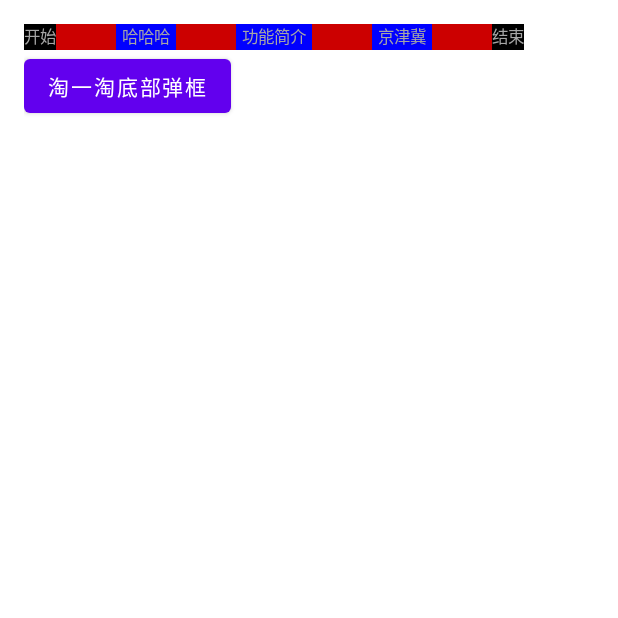
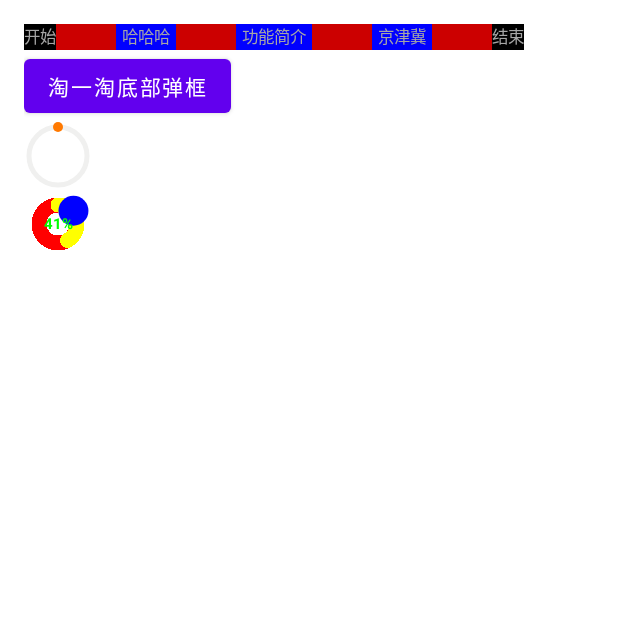
Before and after one commit to bubian/FastUi, an Android app: the screen it shows after launch (MainActivity), on a phone screen of 412 x 824 dp, the top half of it. Run offline under Robolectric (Android 15) with nearby library versions, the phone set to English and light mode, and no system bars.

Commit message:
[Feat:master]:环形进度

```diff
--- /dev/null
+++ b/CommonUi/src/main/java/com/pds/fast/ui/common/progress/FastRingProgress.kt
@@ -0,0 +1,152 @@
+package com.pds.fast.ui.common.progress
+
+import android.content.Context
+import android.graphics.*
+import android.util.AttributeSet
+import android.view.View
+import com.pds.fast.ui.common.R
+import kotlin.math.cos
+import kotlin.math.sin
+
+class FastRingProgress @JvmOverloads constructor(
+    context: Context, attrs: AttributeSet? = null, defStyleAttr: Int = 0
+) : View(context, attrs, defStyleAttr) {
+
+    private var bgColor = Color.TRANSPARENT
+    private var ringGradientColor: IntArray
+    private var nodeColor = Color.RED
+    private var nodeRadius = 0
+    private var strokeWidth = 0
+    private var progress = 0F
+    private var startPosition = 0
+    private val bgPaint = Paint(Paint.ANTI_ALIAS_FLAG)
+    private val progressPaint = Paint(Paint.ANTI_ALIAS_FLAG)
+    private val nodePaint = Paint(Paint.ANTI_ALIAS_FLAG)
+    private var progressGradient: SweepGradient
+    private val customMatrix = Matrix()
+    private val rectF = RectF()
+    private var wh = 0f
+
+    companion object {
+        private const val LEFT = 0
+        private const val RIGHT = 1
+        private const val TOP = 2
+        private const val BOTTOM = 3
+    }
+
+    private fun isTransparent(color: Int): Boolean {
+        return color == Color.TRANSPARENT;
+    }
+
+    init {
+        val typedArray = context.obtainStyledAttributes(attrs, R.styleable.FastRingProgress, 0, 0)
+        startPosition =
+            typedArray.getInt(R.styleable.FastRingProgress_frp_startPosition, LEFT)
+
+        nodeRadius =
+            typedArray.getDimensionPixelSize(R.styleable.FastRingProgress_frp_nodeRadius, 0)
+        strokeWidth =
+            typedArray.getDimensionPixelSize(R.styleable.FastRingProgress_frp_strokeWidth, 0)
+
+        bgColor = typedArray.getColor(R.styleable.FastRingProgress_frp_bgColor, Color.TRANSPARENT)
+        nodeColor =
+            typedArray.getColor(R.styleable.FastRingProgress_frp_nodeColor, Color.TRANSPARENT)
+        val startColor =
+            typedArray.getColor(R.styleable.FastRingProgress_frp_startColor, Color.TRANSPARENT)
+        val middleColor =
+            typedArray.getColor(R.styleable.FastRingProgress_frp_middleColor, Color.TRANSPARENT)
+        val endColor =
+            typedArray.getColor(R.styleable.FastRingProgress_frp_endColor, Color.TRANSPARENT)
+
+        typedArray.recycle()
+
+        val gradientColor = arrayListOf<Int>()
+        if (!isTransparent(startColor)) gradientColor.add(startColor)
+        if (!isTransparent(middleColor)) gradientColor.add(middleColor)
+        if (!isTransparent(endColor)) gradientColor.add(endColor)
+        ringGradientColor = gradientColor.toIntArray()
+
+        wh = dip2px(45f)
+
+        bgPaint.color = bgColor
+        bgPaint.style = Paint.Style.STROKE
+        bgPaint.strokeWidth = strokeWidth.toFloat()
+
+        nodePaint.color = nodeColor
+        nodePaint.strokeWidth = (2 * nodeRadius).toFloat()
+        nodePaint.strokeCap = Paint.Cap.ROUND
+
+        progressGradient = SweepGradient(wh / 2, wh / 2, ringGradientColor, null)
+
+        customMatrix.setRotate(265f, wh / 2, wh / 2)
+        progressGradient.setLocalMatrix(customMatrix)
+
+        progressPaint.shader = progressGradient
+        progressPaint.style = Paint.Style.STROKE
+        progressPaint.strokeCap = Paint.Cap.ROUND
+        progressPaint.strokeWidth = strokeWidth.toFloat()
+
+        rectF.set(
+            nodeRadius.toFloat(),
+            nodeRadius.toFloat(),
+            wh - nodeRadius.toFloat(),
+            wh - nodeRadius.toFloat()
+        )
+    }
+
+    fun setProgress(progress: Float) {
+        this.progress = progress
+    }
+
+    override fun onDraw(canvas: Canvas) {
+        val radius: Int = width / 2 - nodeRadius
+        val progressAngle = progress * 360
+
+        var nodeX = 0f
+        var nodeY = 0f
+
+        if (progressAngle < 90) {
+            val angle = Math.PI / 180.toDouble() * (90 - progressAngle)
+            val v = sin(angle).toFloat() * radius
+            val v1 = cos(angle).toFloat() * radius
+            nodeX = width / 2 + v1
+            nodeY = height / 2 - v
+
+        } else if (progressAngle == 90f) {
+            nodeX = (width / 2 + radius).toFloat()
+            nodeY = (height / 2).toFloat()
+        } else if (progressAngle > 90 && progressAngle < 180) {
+            val angle = (Math.PI / 180.toDouble() * (180 - progressAngle)).toFloat()
+            val v = sin(angle) * radius
+            val v1 = cos(angle) * radius
+            nodeX = width / 2 + v
+            nodeY = height / 2 + v1
+        } else if (progressAngle == 180f) {
+            nodeX = (width / 2).toFloat()
+            nodeY = (height / 2 + radius).toFloat()
+        } else if (progressAngle > 180 && progressAngle < 270) {
+            val angle = (Math.PI / 180.toDouble() * (270 - progressAngle)).toFloat()
+            val v = sin(angle) * radius
+            val v1 = cos(angle) * radius
+            nodeX = width / 2 - v1
+            nodeY = height / 2 + v
+        } else if (progressAngle == 270f) {
+            nodeX = nodeRadius.toFloat()
+            nodeY = (height / 2).toFloat()
+        } else if (progressAngle > 270) {
+            val angle = (Math.PI / 180.toDouble() * (360 - progressAngle)).toFloat()
+            val v = sin(angle) * radius
+            val v1 = cos(angle) * radius
+            nodeX = width / 2 - v
+            nodeY = height / 2 - v1
+        }
+        canvas.drawArc(rectF, progressAngle - 90f, (1 - progress) * 360f, false, bgPaint)
+        canvas.drawArc(rectF, -90f, progressAngle, false, progressPaint)
+        canvas.drawPoint(nodeX, nodeY, nodePaint)
+    }
+
+    private fun dip2px(dpValue: Float): Float {
+        val density = context.resources.displayMetrics.density
+        return (dpValue * density + 0.5).toFloat()
+    }
+}
--- /dev/null
+++ b/CommonUi/src/main/java/com/pds/fast/ui/common/progress/HalfProgressBar.java
@@ -0,0 +1,224 @@
+package com.pds.fast.ui.common.progress;
+
+import android.content.Context;
+import android.content.res.TypedArray;
+import android.graphics.Canvas;
+import android.graphics.Color;
+import android.graphics.Paint;
+import android.graphics.Rect;
+import android.graphics.RectF;
+import android.graphics.Typeface;
+import android.text.TextPaint;
+import android.util.AttributeSet;
+import android.util.Log;
+import android.view.View;
+
+import com.pds.fast.ui.common.R;
+
+/**
+ * 自定义带圆点的进度条
+ */
+public class HalfProgressBar extends View {
+
+    /**
+     * 当前进度
+     */
+    private int progress = 150;
+    /**
+     * 最大进度
+     */
+    private int maxProgress = 360;
+    //设置进度条背景宽度
+    private float progressStrokeWidth = 15;
+    //设置进度条进度宽度
+//    private float marxArcStorkeWidth = 6;
+    //设置进度条圆点的宽度
+    private float circularDotWidth = 30;
+
+
+    /**
+     * 画笔对象的引用
+     */
+    private Paint paintBackGround;
+    private Paint paintProgress;
+    private Paint paintDot;
+    private float progressTextSize;
+
+    public synchronized int getProgress() {
+        return progress;
+    }
+
+    /**
+     * Android提供了Invalidate方法实现界面刷新，但是Invalidate不能直接在线程中调用，因为他是违背了单线程模型：Android UI操作并不是线程安全的，并且这些操作必须在UI线程中调用。
+     * 而postInvalidate()在工作者线程中被调用 使用postInvalidate则比较简单，不需要handler，直接在线程中调用postInvalidate即可。
+     *
+     * @param progress 传过来的进度
+     */
+    public void setProgress(int progress) {
+        if (progress < 0) {
+            progress = 0;
+        }
+        if (progress > maxProgress) {
+            progress = maxProgress;
+        }
+        if (progress <= maxProgress) {
+            this.progress = progress;
+            postInvalidate();
+        }
+    }
+
+
+    private RectF oval;
+    private int roundProgressColor;
+    private int roundColor;
+    private int circularDotColor;
+    private int progressTextColor;
+
+    public HalfProgressBar(Context context) {
+        super(context);
+    }
+
+    public HalfProgressBar(Context context, AttributeSet attrs) {
+        super(context, attrs);
+        init(context, attrs);
+    }
+
+    public HalfProgressBar(Context context, AttributeSet attrs, int defStyleAttr) {
+        super(context, attrs, defStyleAttr);
+        init(context, attrs);
+    }
+
+    private void init(Context context, AttributeSet attrs) {
+        paintBackGround = new Paint();
+        paintProgress = new Paint(Paint.ANTI_ALIAS_FLAG);
+        paintProgress = new Paint(Paint.ANTI_ALIAS_FLAG);
+        paintProgress.setStrokeCap(Paint.Cap.ROUND);
+        paintDot = new Paint();
+        oval = new RectF();
+        //这是自定义view 必须要写的
+        TypedArray mTypedArray = context.obtainStyledAttributes(attrs, R.styleable.MyHalfProgressBar);
+        roundProgressColor = mTypedArray.getColor(R.styleable.MyHalfProgressBar_roundProgressColor1, Color.YELLOW);
+        roundColor = mTypedArray.getColor(R.styleable.MyHalfProgressBar_roundColor1, Color.RED);
+        circularDotColor = mTypedArray.getColor(R.styleable.MyHalfProgressBar_circularDotColor1, Color.BLUE);
+        progressTextSize = mTypedArray.getDimension(R.styleable.MyHalfProgressBar_progressTextSize, 15);
+        progressTextColor = mTypedArray.getInteger(R.styleable.MyHalfProgressBar_progressTextColor, Color.GREEN);
+
+    }
+
+    @Override
+    protected void onDraw(Canvas canvas) {
+        super.onDraw(canvas);
+        float width = getWidth();
+        float height = getWidth();
+        paintBackGround.setAntiAlias(false); // 设置画笔为抗锯齿
+        paintBackGround.setColor(roundColor); // 设置画笔颜色
+        paintBackGround.setStrokeWidth(progressStrokeWidth); // 线宽
+        paintBackGround.setStyle(Paint.Style.STROKE);
+
+        //进度条颜色
+        paintProgress.setColor(roundProgressColor);
+        paintProgress.setStrokeWidth(progressStrokeWidth);
+        paintProgress.setAntiAlias(false); // 设置画笔为抗锯齿
+        paintProgress.setStyle(Paint.Style.STROKE);
+
+        oval.left = circularDotWidth / 2; //
+        oval.top = circularDotWidth / 2; //
+        oval.right = width - circularDotWidth / 2; //
+        oval.bottom = width - circularDotWidth / 2; //
+        float banjing = (width / 2 - progressStrokeWidth / 2);//半径
+        //调整圆背景的大小
+        canvas.drawArc(oval, 360, 360, false, paintBackGround); // 绘制红丝圆圈，即进度条背景
+        Log.i("banjing", ":" + banjing);
+        Log.i("banjing", "width:" + width);
+
+        canvas.drawArc(oval, -90, progress, false, paintProgress); // 绘制进度圆弧，这里是蓝色
+
+
+        //画圆点
+        paintDot.setColor(circularDotColor);
+        paintDot.setAntiAlias(true); // 设置画笔为抗锯齿
+        paintDot.setStyle(Paint.Style.FILL);
+        paintDot.setStrokeWidth(circularDotWidth);
+        //当画笔样式为STROKE或FILL_OR_STROKE时，设置笔刷的图形样式，如圆形样式Cap.ROUND,或方形样式Cap.SQUARE
+        paintDot.setStrokeCap(Paint.Cap.ROUND);
+        double a = 0;
+        float x = 0;
+        float y = 0;
+        float v = 0;
+        float v1 = 0;
+        float realAngle = progress ;
+
+        if (realAngle < 90) {
+            a = (Math.PI / (double) 180) * (90 - realAngle);
+            v = (float) (Math.sin(a)) * banjing;
+            v1 = (float) (Math.cos(a)) * banjing;
+            x = width / 2 + progressStrokeWidth / 2 - v;
+            y = width / 2 + progressStrokeWidth / 2 - v1;
+        }
+        if (realAngle == 90) {
+            x = width / 2;
+            y = circularDotWidth / 2;
+        }
+        if (realAngle > 90 && realAngle < 180) {
+            a = (Math.PI / (double) 180) * (180 - realAngle);
+            v = (float) (Math.sin(a)) * banjing;
+            v1 = (float) (Math.cos(a)) * banjing;
+            if (realAngle >= 150) {
+                x = width / 2 - progressStrokeWidth / 2 + v1;
+                y = width / 2 - v;
+            } else {
+                x = width / 2 + v1;
+                y = width / 2 + progressStrokeWidth / 2 - v;
+            }
+
+        }
+        if (realAngle == 180) {
+            x = width - progressStrokeWidth;
+            y = width / 2;
+        }
+        if (realAngle > 180 && realAngle < 270) {
+            a = (Math.PI / (double) 180) * (270 - progress);
+            v = (float) (Math.sin(a)) * banjing;
+            v1 = (float) (Math.cos(a)) * banjing;
+            if (realAngle >= 240) {
+                x = width / 2 - progressStrokeWidth / 2 + v;
+                y = width / 2 - progressStrokeWidth / 2 + v1;
+            } else {
+                x = width / 2 - progressStrokeWidth / 2 + v;
+                y = width / 2 + v1;
+            }
+
+        }
+        if (realAngle == 270) {
+            //            a = (Math.PI / (double) 180) * (270-progress);
+            //            v = (float) (Math.sin(a)) * banjing;
+            //            v1 = (float) (Math.cos(a)) * banjing;
+            x = width / 2;
+            y = width - progressStrokeWidth;
+        }
+        if (realAngle > 270) {
+            a = (Math.PI / (double) 180) * (360 - realAngle);
+            v = (float) (Math.sin(a)) * banjing;
+            v1 = (float) (Math.cos(a)) * banjing;
+            x = width / 2 + progressStrokeWidth / 2 - v1;
+            y = width / 2 - progressStrokeWidth / 2 + v;
+        }
+        canvas.drawPoint(x, y, paintDot);
+
+        //绘制中间文本
+        String testProgress = ((int) progress * 100 / 360) + "%";
+        TextPaint mPaint = new TextPaint();
+        mPaint.setStrokeWidth(7);
+        mPaint.setTextSize(progressTextSize);
+        mPaint.setTypeface(Typeface.DEFAULT_BOLD);
+        mPaint.setColor(progressTextColor);
+        mPaint.setTextAlign(Paint.Align.LEFT);
+        Rect bounds = new Rect();
+        mPaint.getTextBounds(testProgress, 0, testProgress.length(), bounds);
+        Paint.FontMetricsInt fontMetrics = mPaint.getFontMetricsInt();
+        int baseline = (getMeasuredHeight() - fontMetrics.bottom + fontMetrics.top) / 2 - fontMetrics.top;
+        canvas.drawText(testProgress, getMeasuredWidth() / 2 - bounds.width() / 2, baseline, mPaint);
+
+
+    }
+}
--- a/CommonUi/src/main/res/values/colors.xml
+++ b/CommonUi/src/main/res/values/colors.xml
@@ -12,4 +12,8 @@
     <color name="color_14FA3123">#14FA3123</color>
     <color name="color_BBBBBB">#BBBBBB</color>
     <color name="color_FF0000">#FF0000</color>
+    <color name="color_FFCB62">#FFCB62</color>
+    <color name="color_FF6B7C">#FF6B7C</color>
+    <color name="color_FF7900">#FF7900</color>
+    <color name="color_F0F0EF">#F0F0EF</color>
 </resources>
--- a/app/src/main/res/layout/activity_main.xml
+++ b/app/src/main/res/layout/activity_main.xml
@@ -23,4 +23,24 @@
         app:layout_constraintTop_toBottomOf="@+id/fast_flow_layout"
         app:layout_constraintStart_toStartOf="parent" />
 
+    <com.pds.fast.ui.common.progress.FastRingProgress
+        android:id="@+id/ring_progress"
+        android:layout_width="@dimen/DP_45"
+        android:layout_height="@dimen/DP_45"
+        app:frp_startColor="@color/color_FFCB62"
+        app:frp_endColor="@color/color_FF6B7C"
+        app:frp_strokeWidth="@dimen/DP_3"
+        app:frp_nodeColor="@color/color_FF7900"
+        app:frp_nodeRadius="@dimen/DP_3"
+        app:frp_bgColor="@color/color_F0F0EF"
+        app:frp_startPosition="top"
+        app:layout_constraintTop_toBottomOf="@+id/tao_work_bottom_dialog"
+        app:layout_constraintStart_toStartOf="parent" />
+
+    <com.pds.fast.ui.common.progress.HalfProgressBar
+        android:layout_width="@dimen/DP_45"
+        android:layout_height="@dimen/DP_45"
+        app:layout_constraintTop_toBottomOf="@+id/ring_progress"
+        app:layout_constraintStart_toStartOf="parent"/>
+
 </androidx.constraintlayout.widget.ConstraintLayout>
```
Also changed, not shown: CommonUi/src/main/java/com/pds/fast/ui/common/progress/FastProgressView.java (renamed from CommonUi/src/main/java/com/pds/fast/ui/common/FastProgressView.java, +8 -6 lines), CommonUi/src/main/res/values/attrs.xml (+36 -20 lines), CommonUi/src/main/res/values/styles.xml (+8 -0 lines).
